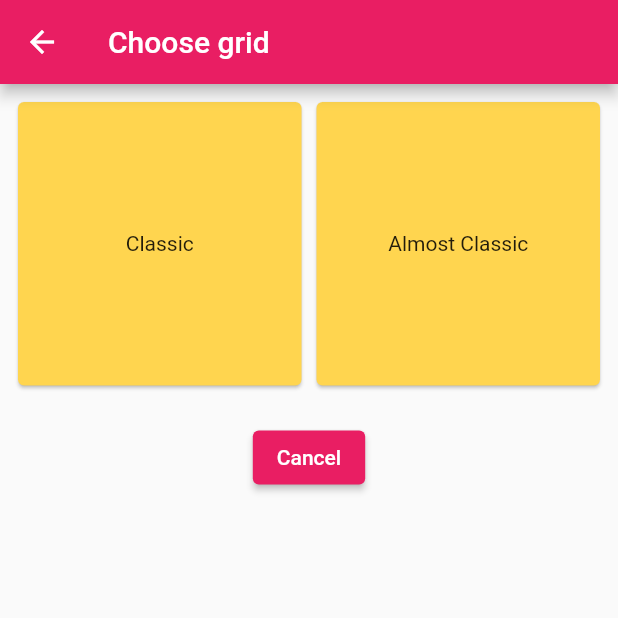
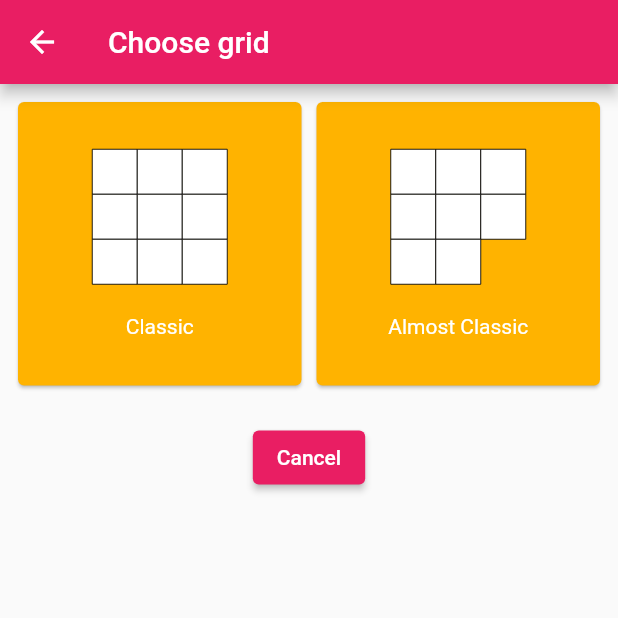
Before and after one commit to mgrinx/tic_tac_toe, a Flutter app: the screen it shows after launch, after a tap on "Choose grid", on a phone screen of 412 x 824 dp, the top half of it. Run offline on Flutter 3.47's test engine with Material 2 defaults, Android fonts, the phone set to English and light mode, and no system bars.

Commit message:
Added grid on card

```diff
--- a/lib/grids_page.dart
+++ b/lib/grids_page.dart
@@ -1,5 +1,6 @@
 import 'package:flutter/material.dart';
 import 'package:tic_tac_toe/styles/colors.dart';
+import 'package:tic_tac_toe/widgets/board_icon.dart';
 
 import 'model/boards.dart';
 
@@ -30,7 +31,12 @@ class GridsPage extends StatelessWidget {
                     crossAxisCount: constraints.maxWidth > 700 ? 4 : 2,
                     mainAxisSpacing: 2,
                     crossAxisSpacing: 2,
-                    children: boardTemplates.keys.map((k) => SelectGrid(grid: k, currentGrid: grid,)).toList(),
+                    children: boardTemplates.keys
+                        .map((k) => SelectGrid(
+                              grid: k,
+                              currentGrid: grid,
+                            ))
+                        .toList(),
                   ),
                   const SizedBox(height: 20),
                   ElevatedButton(
@@ -54,7 +60,7 @@ class SelectGrid extends StatelessWidget {
 
   @override
   Widget build(BuildContext context) {
-    final TextStyle? textStyle = Theme.of(context).textTheme.bodyMedium;
+    final TextStyle textStyle = TextStyle(color: AppColors.card.text);
 
     return MouseRegion(
       cursor: SystemMouseCursors.click,
@@ -66,11 +72,19 @@ class SelectGrid extends StatelessWidget {
         child: Card(
             color: AppColors.card.background,
             child: Center(
-                child: Text(
-              grid,
-              style: textStyle,
-              textAlign: TextAlign.center,
-            ))),
+              child: Column(
+                mainAxisSize: MainAxisSize.min,
+                children: [
+                  BoardIconView(board: boardTemplates[grid]!),
+                  const SizedBox(height: 20),
+                  Text(
+                    grid,
+                    style: textStyle,
+                    textAlign: TextAlign.center,
+                  ),
+                ],
+              ),
+            )),
       ),
     );
   }
--- a/lib/styles/colors.dart
+++ b/lib/styles/colors.dart
@@ -17,7 +17,10 @@ class _Button {
 }
 
 class _Card {
-  Color? background = Colors.amber[300];
+  Color? background = Colors.amber[600];
+  Color grid = Colors.black87;
+  Color cell = Colors.white;
+  Color text = Colors.white;
 }
 
 class _Board {
--- /dev/null
+++ b/lib/widgets/board_icon.dart
@@ -0,0 +1,30 @@
+import 'package:flutter/widgets.dart';
+
+import 'cell_icon.dart';
+import '../model/game.dart';
+
+class BoardIconView extends StatelessWidget {
+  const BoardIconView({super.key, required this.board});
+  final Board board;
+
+  @override
+  Widget build(BuildContext context) {
+    return Row(
+      mainAxisAlignment: MainAxisAlignment.center,
+      children: [
+        Column(
+          crossAxisAlignment: CrossAxisAlignment.start,
+          children: <Widget>[
+            for (final x in Iterable.generate(board.length))
+              Row(
+                children: [
+                  for (final y in Iterable.generate(board[x].length))
+                    CellIconView(state: board[x][y]),
+                ],
+              ),
+          ],
+        )
+      ],
+    );
+  }
+}
--- /dev/null
+++ b/lib/widgets/cell_icon.dart
@@ -0,0 +1,44 @@
+import 'package:flutter/material.dart';
+
+import '../model/game.dart';
+import '../styles/colors.dart';
+
+class CellIconView extends StatelessWidget {
+  const CellIconView({super.key, required this.state});
+
+  static const _size = 30.0;
+  final CellState state;
+
+  Color _getBorderColor() {
+    switch (state) {
+      case CellState.outside:
+        return AppColors.general.transparent;
+      default:
+        return AppColors.card.grid;
+    }
+  }
+
+  Color _getBackgroundColor() {
+    switch (state) {
+      case CellState.outside:
+        return AppColors.general.transparent;
+      default:
+        return AppColors.card.cell;
+    }
+  }
+
+  @override
+  Widget build(BuildContext context) {
+    return InkWell(
+      child: Container(
+        decoration: BoxDecoration(
+          border: Border.all(color: _getBorderColor(), width: 0),
+          color: _getBackgroundColor(),
+        ),
+        width: _size,
+        height: _size,
+        child: const Text(''),
+      ),
+    );
+  }
+}
```
